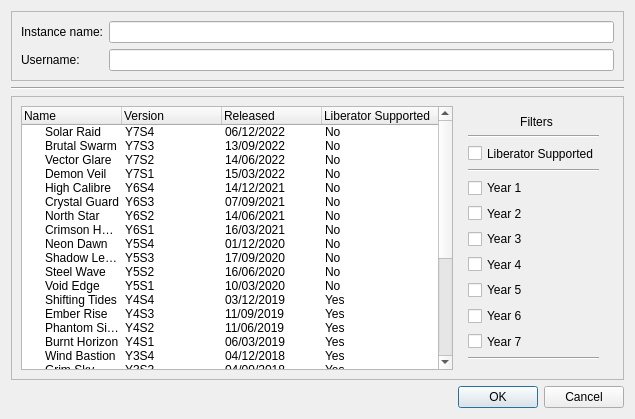
Before: the Qt Designer form src/widgets/NewInstance/UI/new_instance_window.ui in MultiSiege/MultiSiege, drawn with Qt 5.
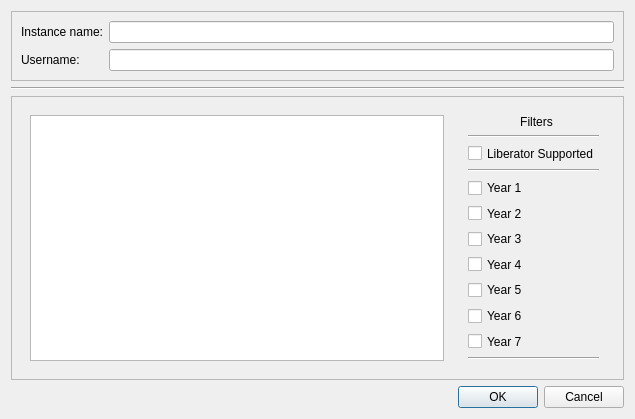
After: the same form once the commit is applied. Icons and pictures are not drawn.

Commit message: Getting somewhere with trees (they are a pain)

What changed in the file:
```diff
--- a/src/widgets/NewInstance/UI/new_instance_window.ui
+++ b/src/widgets/NewInstance/UI/new_instance_window.ui
@@ -1,7 +1,7 @@
 <?xml version="1.0" encoding="UTF-8"?>
 <ui version="4.0">
- <class>Dialog</class>
- <widget class="QDialog" name="Dialog">
+ <class>NewInstance</class>
+ <widget class="QDialog" name="NewInstance">
   <property name="geometry">
    <rect>
     <x>0</x>
@@ -25,7 +25,7 @@
   </property>
   <layout class="QGridLayout" name="gridLayout">
    <item row="3" column="0">
-    <widget class="QDialogButtonBox" name="buttonBox">
+    <widget class="QDialogButtonBox" name="buttonBox_bottom">
      <property name="orientation">
       <enum>Qt::Orientation::Horizontal</enum>
      </property>
@@ -51,7 +51,7 @@
      </property>
      <layout class="QFormLayout" name="formLayout">
       <item row="0" column="0">
-       <widget class="QLabel" name="label">
+       <widget class="QLabel" name="label_instance_name">
         <property name="text">
          <string>Instance name:</string>
         </property>
@@ -61,7 +61,7 @@
        <widget class="QLineEdit" name="lineEdit_instance_name"/>
       </item>
       <item row="1" column="0">
-       <widget class="QLabel" name="label_2">
+       <widget class="QLabel" name="label_username">
         <property name="text">
          <string>Username:</string>
         </property>
@@ -92,440 +92,75 @@
       <enum>QFrame::Shadow::Raised</enum>
      </property>
      <layout class="QGridLayout" name="gridLayout_2">
-      <item row="0" column="0">
-       <widget class="QTreeWidget" name="treeWidget">
-        <column>
-         <property name="text">
-          <string>Name</string>
-         </property>
-        </column>
-        <column>
-         <property name="text">
-          <string>Version</string>
-         </property>
-        </column>
-        <column>
-         <property name="text">
-          <string>Released</string>
-         </property>
-        </column>
-        <column>
-         <property name="text">
-          <string>Liberator Supported</string>
-         </property>
-        </column>
-        <item>
-         <property name="text">
-          <string>Solar Raid</string>
-         </property>
-         <property name="text">
-          <string>Y7S4</string>
-         </property>
-         <property name="text">
-          <string>06/12/2022</string>
-         </property>
-         <property name="text">
-          <string>No</string>
-         </property>
-        </item>
-        <item>
-         <property name="text">
-          <string>Brutal Swarm</string>
-         </property>
-         <property name="text">
-          <string>Y7S3</string>
-         </property>
-         <property name="text">
-          <string>13/09/2022</string>
-         </property>
-         <property name="text">
-          <string>No</string>
-         </property>
-        </item>
-        <item>
-         <property name="text">
-          <string>Vector Glare</string>
-         </property>
-         <property name="text">
-          <string>Y7S2</string>
-         </property>
-         <property name="text">
-          <string>14/06/2022</string>
-         </property>
-         <property name="text">
-          <string>No</string>
-         </property>
-        </item>
-        <item>
-         <property name="text">
-          <string>Demon Veil</string>
-         </property>
-         <property name="text">
-          <string>Y7S1</string>
-         </property>
-         <property name="text">
-          <string>15/03/2022</string>
-         </property>
-         <property name="text">
-          <string>No</string>
-         </property>
-        </item>
-        <item>
-         <property name="text">
-          <string>High Calibre</string>
-         </property>
-         <property name="text">
-          <string>Y6S4</string>
-         </property>
-         <property name="text">
-          <string>14/12/2021</string>
-         </property>
-         <property name="text">
-          <string>No</string>
-         </property>
-        </item>
-        <item>
-         <property name="text">
-          <string>Crystal Guard</string>
-         </property>
-         <property name="text">
-          <string>Y6S3</string>
-         </property>
-         <property name="text">
-          <string>07/09/2021</string>
-         </property>
-         <property name="text">
-          <string>No</string>
-         </property>
-        </item>
-        <item>
-         <property name="text">
-          <string>North Star</string>
-         </property>
-         <property name="text">
-          <string>Y6S2</string>
-         </property>
-         <property name="text">
-          <string>14/06/2021</string>
-         </property>
-         <property name="text">
-          <string>No</string>
-         </property>
-        </item>
-        <item>
-         <property name="text">
-          <string>Crimson Heist</string>
-         </property>
-         <property name="text">
-          <string>Y6S1</string>
-         </property>
-         <property name="text">
-          <string>16/03/2021</string>
-         </property>
-         <property name="text">
-          <string>No</string>
-         </property>
-        </item>
-        <item>
-         <property name="text">
-          <string>Neon Dawn</string>
-         </property>
-         <property name="text">
-          <string>Y5S4</string>
-         </property>
-         <property name="text">
-          <string>01/12/2020</string>
-         </property>
-         <property name="text">
-          <string>No</string>
-         </property>
-        </item>
-        <item>
-         <property name="text">
-          <string>Shadow Legacy</string>
-         </property>
-         <property name="text">
-          <string>Y5S3</string>
-         </property>
-         <property name="text">
-          <string>17/09/2020</string>
-         </property>
-         <property name="text">
-          <string>No</string>
-         </property>
-        </item>
-        <item>
-         <property name="text">
-          <string>Steel Wave</string>
-         </property>
-         <property name="text">
-          <string>Y5S2</string>
-         </property>
-         <property name="text">
-          <string>16/06/2020</string>
-         </property>
-         <property name="text">
-          <string>No</string>
-         </property>
-        </item>
-        <item>
-         <property name="text">
-          <string>Void Edge</string>
-         </property>
-         <property name="text">
-          <string>Y5S1</string>
-         </property>
-         <property name="text">
-          <string>10/03/2020</string>
-         </property>
-         <property name="text">
-          <string>No</string>
-         </property>
-        </item>
-        <item>
-         <property name="text">
-          <string>Shifting Tides</string>
-         </property>
-         <property name="text">
-          <string>Y4S4</string>
-         </property>
-         <property name="text">
-          <string>03/12/2019</string>
-         </property>
-         <property name="text">
-          <string>Yes</string>
-         </property>
-        </item>
-        <item>
-         <property name="text">
-          <string>Ember Rise</string>
-         </property>
-         <property name="text">
-          <string>Y4S3</string>
-         </property>
-         <property name="text">
-          <string>11/09/2019</string>
-         </property>
-         <property name="text">
-          <string>Yes</string>
-         </property>
-        </item>
-        <item>
-         <property name="text">
-          <string>Phantom Sight</string>
-         </property>
-         <property name="text">
-          <string>Y4S2</string>
-         </property>
-         <property name="text">
-          <string>11/06/2019</string>
-         </property>
-         <property name="text">
-          <string>Yes</string>
-         </property>
-        </item>
-        <item>
-         <property name="text">
-          <string>Burnt Horizon</string>
-         </property>
-         <property name="text">
-          <string>Y4S1</string>
-         </property>
-         <property name="text">
-          <string>06/03/2019</string>
-         </property>
-         <property name="text">
-          <string>Yes</string>
-         </property>
-        </item>
-        <item>
-         <property name="text">
-          <string>Wind Bastion</string>
-         </property>
-         <property name="text">
-          <string>Y3S4</string>
-         </property>
-         <property name="text">
-          <string>04/12/2018</string>
-         </property>
-         <property name="text">
-          <string>Yes</string>
-         </property>
-        </item>
-        <item>
-         <property name="text">
-          <string>Grim Sky</string>
-         </property>
-         <property name="text">
-          <string>Y3S3</string>
-         </property>
-         <property name="text">
-          <string>04/09/2018</string>
-         </property>
-         <property name="text">
-          <string>Yes</string>
-         </property>
-        </item>
-        <item>
-         <property name="text">
-          <string>Para Bellum</string>
-         </property>
-         <property name="text">
-          <string>Y3S2</string>
-         </property>
-         <property name="text">
-          <string>07/06/2018</string>
-         </property>
-         <property name="text">
-          <string>Yes</string>
-         </property>
-        </item>
-        <item>
-         <property name="text">
-          <string>Chimera</string>
-         </property>
-         <property name="text">
-          <string>Y3S1</string>
-         </property>
-         <property name="text">
-          <string>06/03/2018</string>
-         </property>
-         <property name="text">
-          <string>Yes</string>
-         </property>
-        </item>
-        <item>
-         <property name="text">
-          <string>White Noise</string>
-         </property>
-         <property name="text">
-          <string>Y2S4</string>
-         </property>
-         <property name="text">
-          <string>05/12/2017</string>
-         </property>
-         <property name="text">
-          <string>Yes</string>
-         </property>
-        </item>
-        <item>
-         <property name="text">
-          <string>Blood Orchid</string>
-         </property>
-         <property name="text">
-          <string>Y2S3</string>
-         </property>
-         <property name="text">
-          <string>29/08/2017</string>
-         </property>
-         <property name="text">
-          <string>Yes</string>
-         </property>
-        </item>
-        <item>
-         <property name="text">
-          <string>Health</string>
-         </property>
-         <property name="text">
-          <string>Y2S2</string>
-         </property>
-         <property name="text">
-          <string>07/06/2017</string>
-         </property>
-         <property name="text">
-          <string>Yes</string>
-         </property>
-        </item>
-        <item>
-         <property name="text">
-          <string>Velvet Shell</string>
-         </property>
-         <property name="text">
-          <string>Y2S1</string>
-         </property>
-         <property name="text">
-          <string>07/02/2017</string>
-         </property>
-         <property name="text">
-          <string>Yes</string>
-         </property>
-        </item>
-        <item>
-         <property name="text">
-          <string>Red Crow</string>
-         </property>
-         <property name="text">
-          <string>Y1S4</string>
-         </property>
-         <property name="text">
-          <string>17/11/2016</string>
-         </property>
-         <property name="text">
-          <string>Yes</string>
-         </property>
-        </item>
-        <item>
-         <property name="text">
-          <string>Skull Rain</string>
-         </property>
-         <property name="text">
-          <string>Y1S3</string>
-         </property>
-         <property name="text">
-          <string>02/08/2016</string>
-         </property>
-         <property name="text">
-          <string>Yes</string>
-         </property>
-        </item>
-        <item>
-         <property name="text">
-          <string>Dust Line</string>
-         </property>
-         <property name="text">
-          <string>Y1S2</string>
-         </property>
-         <property name="text">
-          <string>10/05/2016</string>
-         </property>
-         <property name="text">
-          <string>Yes</string>
-         </property>
-        </item>
-        <item>
-         <property name="text">
-          <string>Black Ice</string>
-         </property>
-         <property name="text">
-          <string>Y1S1</string>
-         </property>
-         <property name="text">
-          <string>02/02/2016</string>
-         </property>
-         <property name="text">
-          <string>Yes</string>
-         </property>
-        </item>
-        <item>
-         <property name="text">
-          <string>Vanilla</string>
-         </property>
-         <property name="text">
-          <string>Y1S0</string>
-         </property>
-         <property name="text">
-          <string>01/12/2015</string>
-         </property>
-         <property name="text">
-          <string>Yes</string>
-         </property>
-        </item>
-       </widget>
-      </item>
       <item row="0" column="1">
        <widget class="QWidget" name="widget" native="true">
         <layout class="QGridLayout" name="gridLayout_3">
-         <item row="12" column="0">
+         <item row="5" column="1">
+          <widget class="QCheckBox" name="filter_year2">
+           <property name="text">
+            <string>Year 2</string>
+           </property>
+          </widget>
+         </item>
+         <item row="10" column="1">
+          <widget class="QCheckBox" name="filter_year7">
+           <property name="text">
+            <string>Year 7</string>
+           </property>
+          </widget>
+         </item>
+         <item row="11" column="1">
+          <widget class="Line" name="line_4">
+           <property name="orientation">
+            <enum>Qt::Orientation::Horizontal</enum>
+           </property>
+          </widget>
+         </item>
+         <item row="0" column="1" colspan="2">
+          <widget class="QLabel" name="label_filters">
+           <property name="text">
+            <string>Filters</string>
+           </property>
+           <property name="textFormat">
+            <enum>Qt::TextFormat::PlainText</enum>
+           </property>
+           <property name="scaledContents">
+            <bool>false</bool>
+           </property>
+           <property name="alignment">
+            <set>Qt::AlignmentFlag::AlignCenter</set>
+           </property>
+          </widget>
+         </item>
+         <item row="3" column="1">
+          <widget class="Line" name="line_2">
+           <property name="orientation">
+            <enum>Qt::Orientation::Horizontal</enum>
+           </property>
+          </widget>
+         </item>
+         <item row="9" column="1">
+          <widget class="QCheckBox" name="filter_year6">
+           <property name="text">
+            <string>Year 6</string>
+           </property>
+          </widget>
+         </item>
+         <item row="8" column="1">
+          <widget class="QCheckBox" name="filter_year5">
+           <property name="text">
+            <string>Year 5</string>
+           </property>
+          </widget>
+         </item>
+         <item row="1" column="1">
+          <widget class="Line" name="line_3">
+           <property name="orientation">
+            <enum>Qt::Orientation::Horizontal</enum>
+           </property>
+          </widget>
+         </item>
+         <item row="12" column="1">
           <spacer name="verticalSpacer">
            <property name="orientation">
             <enum>Qt::Orientation::Vertical</enum>
@@ -538,98 +173,42 @@
            </property>
           </spacer>
          </item>
-         <item row="7" column="0">
-          <widget class="QCheckBox" name="checkBox_5">
+         <item row="7" column="1">
+          <widget class="QCheckBox" name="filter_year4">
            <property name="text">
             <string>Year 4</string>
            </property>
           </widget>
          </item>
-         <item row="9" column="0">
-          <widget class="QCheckBox" name="checkBox_7">
-           <property name="text">
-            <string>Year 6</string>
-           </property>
-          </widget>
-         </item>
-         <item row="5" column="0">
-          <widget class="QCheckBox" name="checkBox_3">
-           <property name="text">
-            <string>Year 2</string>
-           </property>
-          </widget>
-         </item>
-         <item row="2" column="0">
-          <widget class="QCheckBox" name="checkBox">
-           <property name="text">
-            <string>Liberator Supported</string>
-           </property>
-          </widget>
-         </item>
-         <item row="1" column="0">
-          <widget class="Line" name="line_3">
-           <property name="orientation">
-            <enum>Qt::Orientation::Horizontal</enum>
-           </property>
-          </widget>
-         </item>
-         <item row="0" column="0" colspan="2">
-          <widget class="QLabel" name="label_3">
-           <property name="text">
-            <string>Filters</string>
-           </property>
-           <property name="textFormat">
-            <enum>Qt::TextFormat::PlainText</enum>
-           </property>
-           <property name="scaledContents">
-            <bool>false</bool>
-           </property>
-           <property name="alignment">
-            <set>Qt::AlignmentFlag::AlignCenter</set>
-           </property>
-          </widget>
-         </item>
-         <item row="6" column="0">
-          <widget class="QCheckBox" name="checkBox_4">
+         <item row="6" column="1">
+          <widget class="QCheckBox" name="filter_year3">
            <property name="text">
             <string>Year 3</string>
            </property>
           </widget>
          </item>
-         <item row="10" column="0">
-          <widget class="QCheckBox" name="checkBox_8">
+         <item row="2" column="1">
+          <widget class="QCheckBox" name="filter_liberator">
            <property name="text">
-            <string>Year 7</string>
+            <string>Liberator Supported</string>
            </property>
           </widget>
          </item>
-         <item row="8" column="0">
-          <widget class="QCheckBox" name="checkBox_6">
-           <property name="text">
-            <string>Year 5</string>
-           </property>
-          </widget>
-         </item>
-         <item row="4" column="0">
-          <widget class="QCheckBox" name="checkBox_2">
+         <item row="4" column="1">
+          <widget class="QCheckBox" name="filter_year1">
            <property name="text">
             <string>Year 1</string>
            </property>
           </widget>
          </item>
-         <item row="3" column="0">
-          <widget class="Line" name="line_2">
-           <property name="orientation">
-            <enum>Qt::Orientation::Horizontal</enum>
-           </property>
-          </widget>
-         </item>
-         <item row="11" column="0">
-          <widget class="Line" name="line_4">
-           <property name="orientation">
-            <enum>Qt::Orientation::Horizontal</enum>
-           </property>
-          </widget>
+        </layout>
+       </widget>
+      </item>
+      <item row="0" column="0">
+       <widget class="QWidget" name="season_widget" native="true">
+        <layout class="QGridLayout" name="gridLayout_4">
+         <item row="0" column="0">
+          <widget class="QTreeView" name="treeView_seasons"/>
          </item>
         </layout>
        </widget>
```
Left out of the diff: 8 changed lines with no effect on the pictures. The commit also changes 5 other files.
